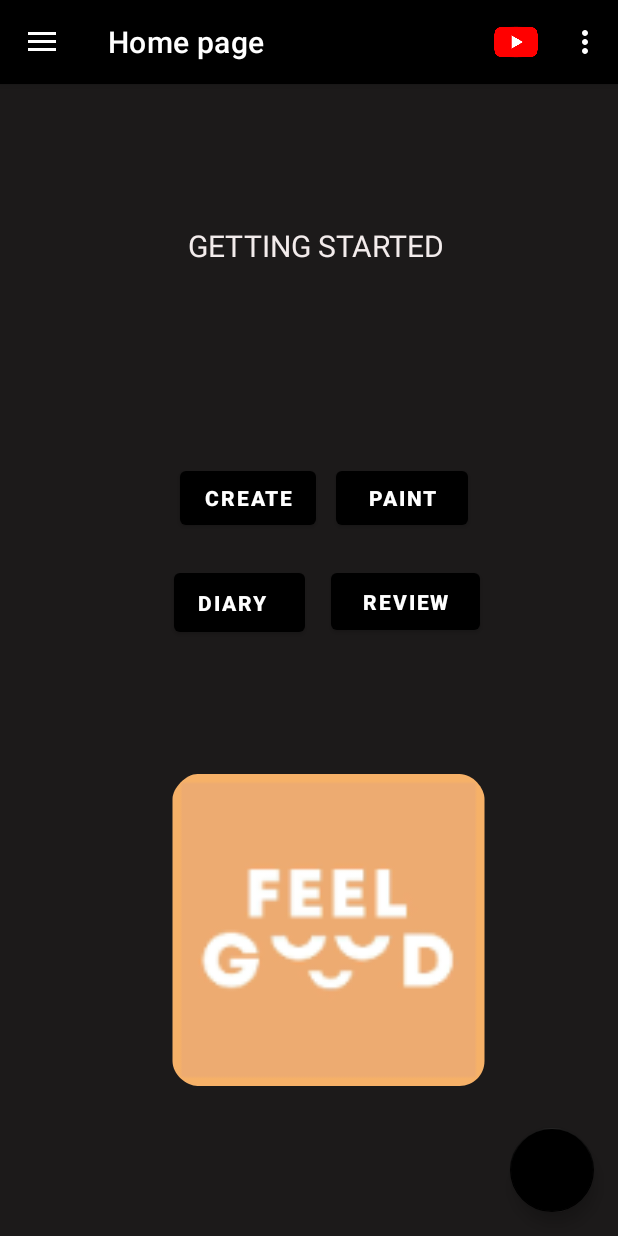
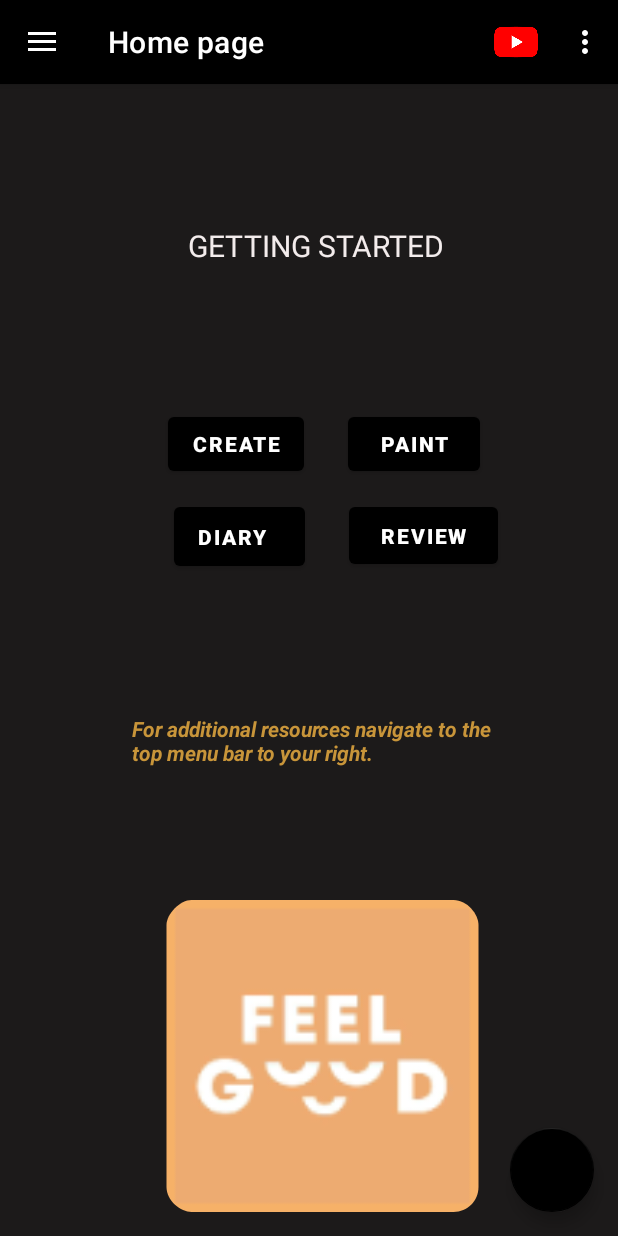
Before and after one commit to GireeshSharmaSingh3783/FeelGood, an Android app: the MainActivity screen opened directly, with no data from a screen before it, on a phone screen of 412 x 824 dp. Run offline under Robolectric (Android 15) with nearby library versions, the phone set to English and light mode, and no system bars; our stand-ins replace navigation-ui.

Commit message:
clean up

```diff
--- a/feelgood/src/main/res/layout/activity_bright_side.xml
+++ b/feelgood/src/main/res/layout/activity_bright_side.xml
@@ -36,14 +36,14 @@
         android:id="@+id/writeBS"
         android:layout_width="342dp"
         android:layout_height="546dp"
-        android:text="@string/hello_blank_fragment"
+        android:text="@string/tell_metxt"
         android:textColor="@color/whiteTextColor"
         app:layout_constraintBottom_toBottomOf="parent"
         app:layout_constraintEnd_toEndOf="parent"
         app:layout_constraintHorizontal_bias="0.492"
         app:layout_constraintStart_toStartOf="parent"
         app:layout_constraintTop_toTopOf="parent"
-        app:layout_constraintVertical_bias="0.497" />
+        app:layout_constraintVertical_bias="1.0" />
 
     <Button
         android:id="@+id/fin"
--- a/feelgood/src/main/res/layout/fragment_home.xml
+++ b/feelgood/src/main/res/layout/fragment_home.xml
@@ -12,8 +12,8 @@
         android:id="@+id/imageView"
         android:layout_width="318dp"
         android:layout_height="216dp"
-        android:layout_marginStart="60dp"
-        android:layout_marginBottom="100dp"
+        android:layout_marginStart="56dp"
+        android:layout_marginBottom="16dp"
         android:contentDescription="@string/nav_header_desc"
         android:paddingTop="@dimen/nav_header_vertical_spacing"
         app:layout_constraintBottom_toBottomOf="parent"
@@ -41,9 +41,9 @@
         android:id="@+id/button2"
         android:layout_width="wrap_content"
         android:layout_height="wrap_content"
-        android:layout_marginStart="120dp"
-        android:layout_marginTop="252dp"
-        android:text="create"
+        android:layout_marginStart="112dp"
+        android:layout_marginTop="216dp"
+        android:text="@string/b1hom"
         android:textColor="#FFFFFF"
         android:textStyle="bold"
         app:layout_constraintStart_toStartOf="parent"
@@ -53,9 +53,9 @@
         android:id="@+id/button3"
         android:layout_width="wrap_content"
         android:layout_height="wrap_content"
-        android:layout_marginTop="252dp"
-        android:layout_marginEnd="100dp"
-        android:text="paint"
+        android:layout_marginTop="216dp"
+        android:layout_marginEnd="92dp"
+        android:text="@string/b2hom"
         android:textColor="#FFFFFF"
         android:textStyle="bold"
         app:layout_constraintEnd_toEndOf="parent"
@@ -66,8 +66,8 @@
         android:layout_width="87dp"
         android:layout_height="51dp"
         android:layout_marginStart="116dp"
-        android:layout_marginTop="320dp"
-        android:text="diary"
+        android:layout_marginTop="276dp"
+        android:text="@string/b3hom"
         android:textAlignment="viewStart"
         android:textColor="#FFFFFF"
         android:textStyle="bold"
@@ -78,13 +78,26 @@
         android:id="@+id/button5"
         android:layout_width="99dp"
         android:layout_height="50dp"
-        android:layout_marginTop="320dp"
-        android:layout_marginEnd="92dp"
-        android:text="review"
+        android:layout_marginTop="276dp"
+        android:layout_marginEnd="80dp"
+        android:text="@string/b4hom"
         android:textColor="#FFFFFF"
         android:textStyle="bold"
         app:layout_constraintEnd_toEndOf="parent"
         app:layout_constraintTop_toTopOf="parent" />
 
+    <TextView
+        android:id="@+id/textView16"
+        android:layout_width="258dp"
+        android:layout_height="75dp"
+        android:layout_marginStart="88dp"
+        android:layout_marginTop="420dp"
+        android:text="@string/txthom"
+        android:textColor="#C8953A"
+        android:textSize="14sp"
+        android:textStyle="bold|italic"
+        app:layout_constraintStart_toStartOf="parent"
+        app:layout_constraintTop_toTopOf="parent" />
+
 
 </androidx.constraintlayout.widget.ConstraintLayout>
--- a/feelgood/src/main/res/values/strings.xml
+++ b/feelgood/src/main/res/values/strings.xml
@@ -66,6 +66,12 @@
     <string name="confirm_password">Confirm Password</string>
     <string name="customer_menu">Customer</string>
     <string name="draw">Draw</string>
+    <string name="tell_metxt">Tell me how your day was...</string>
+    <string name="b1hom">create</string>
+    <string name="b2hom">paint</string>
+    <string name="b3hom">diary</string>
+    <string name="b4hom">review</string>
+    <string name="txthom">For additional resources navigate to the top menu bar to your right.</string>
 
 
 </resources>
```
Also changed, not shown: 1 other file.
